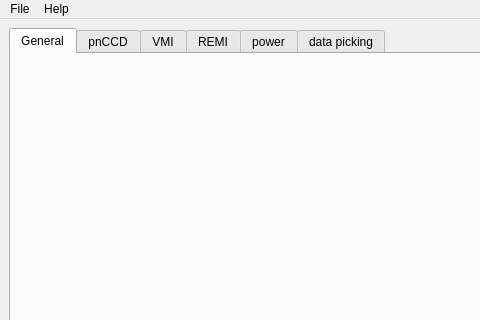
First picture: the form in diode/MainWindow.ui, repository foucar/CASS, before the edit; both pictures show x 0 to 480 and y 0 to 320 of the 677 by 585 pixel window.
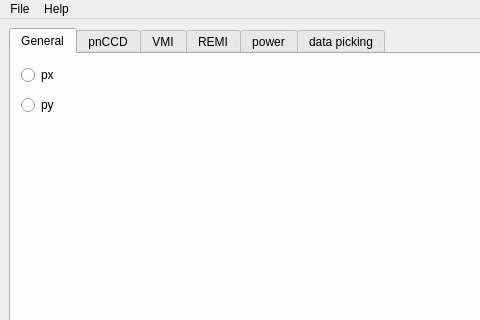
Second picture: the form after the edit. The open tabs and pages were chosen to show the change.

```diff
--- a/diode/MainWindow.ui
+++ b/diode/MainWindow.ui
@@ -33,6 +33,32 @@
        <attribute name="title">
         <string>General</string>
        </attribute>
+       <widget class="QRadioButton" name="radioButton">
+        <property name="geometry">
+         <rect>
+          <x>10</x>
+          <y>10</y>
+          <width>95</width>
+          <height>22</height>
+         </rect>
+        </property>
+        <property name="text">
+         <string>px</string>
+        </property>
+       </widget>
+       <widget class="QRadioButton" name="radioButton_2">
+        <property name="geometry">
+         <rect>
+          <x>10</x>
+          <y>40</y>
+          <width>95</width>
+          <height>22</height>
+         </rect>
+        </property>
+        <property name="text">
+         <string>py</string>
+        </property>
+       </widget>
       </widget>
       <widget class="QWidget" name="pnCCDtab">
        <attribute name="title">
```
Left out of the diff: 4 changed lines with no effect on the pictures.
